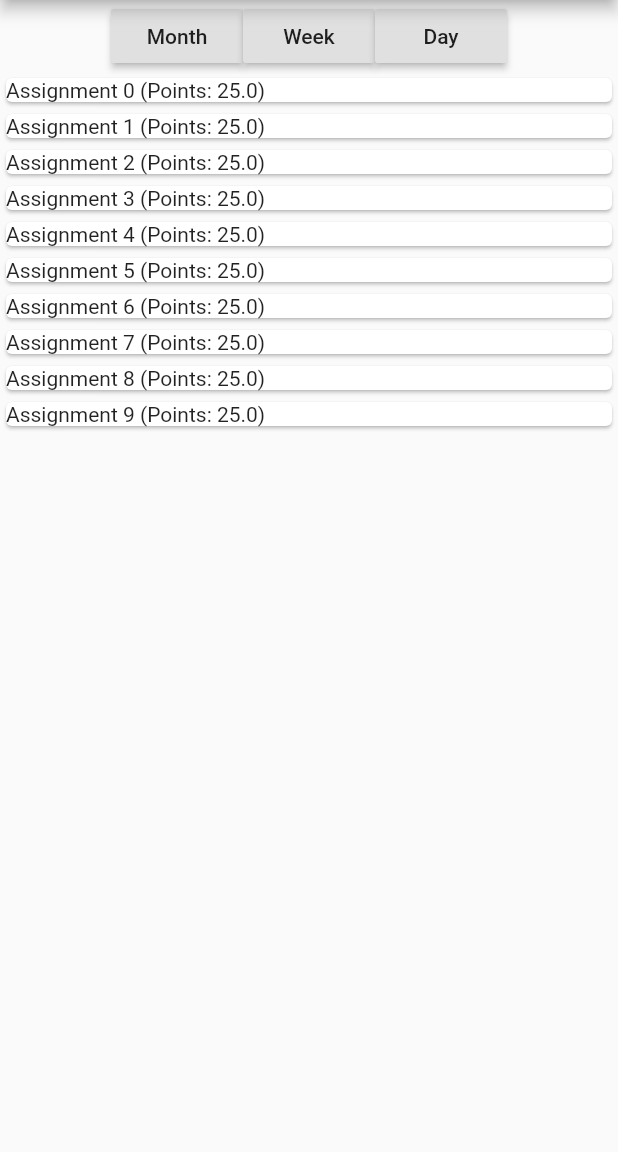
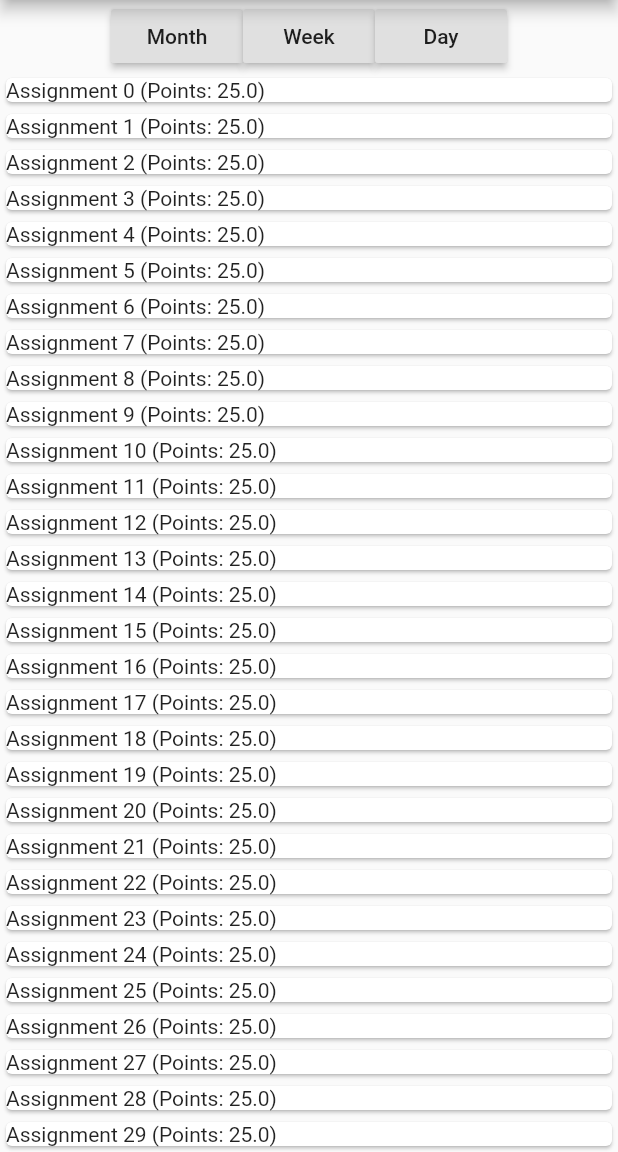
Before and after one commit to Furman950/neumont-planner, a Flutter app: the screen it shows after launch, after a tap on "Month", after a tap on "Week", after a tap on "Day", on a phone screen of 412 x 824 dp, the part 84-1236 px from its top. Run offline on Flutter 3.47's test engine with Material 2 defaults, Android fonts, the phone set to English and light mode, and no system bars.

Commit message:
Updated: Main & MonthView

```diff
--- a/lib/main.dart
+++ b/lib/main.dart
@@ -4,8 +4,8 @@ import 'package:neumont_planner/views/day_view.dart';
 import 'package:neumont_planner/views/month_view.dart';
 
 import 'managers/view_manager.dart';
-import 'pages/login.dart';
-import 'pages/settings.dart';
+//import 'pages/login.dart';
+//import 'pages/settings.dart';
 import 'views/hour_view.dart';
 import 'views/week_view.dart';
 
@@ -48,10 +48,9 @@ class _MyHomePageState extends State<MyHomePage> {
     } else if (view == View.HOUR) {
       return HourView(_assignments, _courses, _events, changeView);
     } else if (view == View.WEEK) {
-      return WeekView(
-          _assignments, _courses, _events, changeView, _selectedDate);
+      return WeekView(_assignments, _courses, _events, changeView, _selectedDate);
     } else if (view == View.MONTH) {
-      return MonthView();
+      return MonthView(_assignments, _events, changeView);
     } else {
       return Text('Yikes');
     }
@@ -65,9 +64,8 @@ class _MyHomePageState extends State<MyHomePage> {
       _currentViewType = view;
       _selectedDate = newDate;
       //simulates Assignment api call;
-      for (int i = 0; i < 10; i++) {
-        _assignments.add(new Assignment(i, "Assignment " + i.toString(),
-            "This is worth alotta points", 25.0, DateTime.now(), false));
+      for (int i = 0; i < 30; i++) {
+        _assignments.add(new Assignment(i, "Assignment " + i.toString(), "This is worth alotta points", 25.0, DateTime.now().add(new Duration(days: -15+i)), false));
       }
     });
   }
--- a/lib/views/month_view.dart
+++ b/lib/views/month_view.dart
@@ -5,11 +5,10 @@ import '../main.dart';
 
 class MonthView extends StatelessWidget {
   final List<Assignment> assignments;
-  final List<Course> courses;
   final List<Event> events;
   final void Function(View,DateTime) changeView;
 
-  MonthView(this.assignments,this.courses,this.events,this.changeView);
+  MonthView(this.assignments,this.events,this.changeView);
 
   final List<Container> monthView = [];
   final List<Container> monthEvent = [];
```
